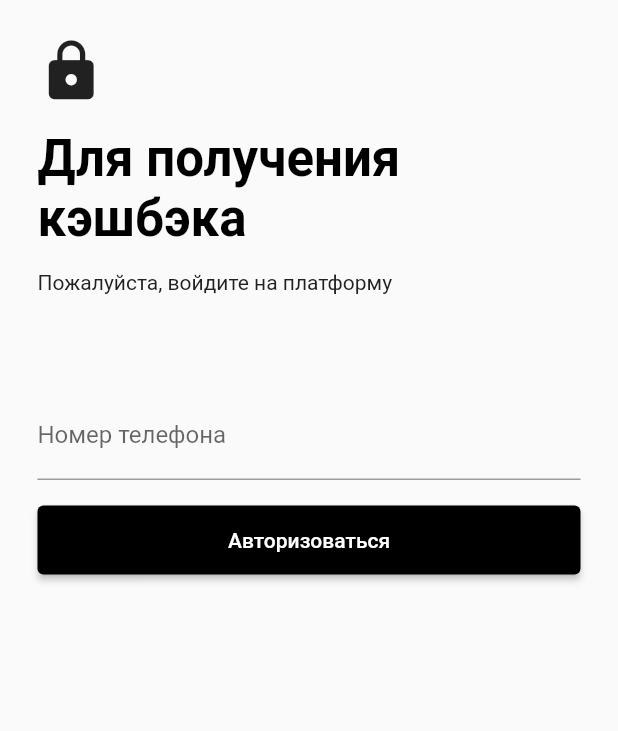
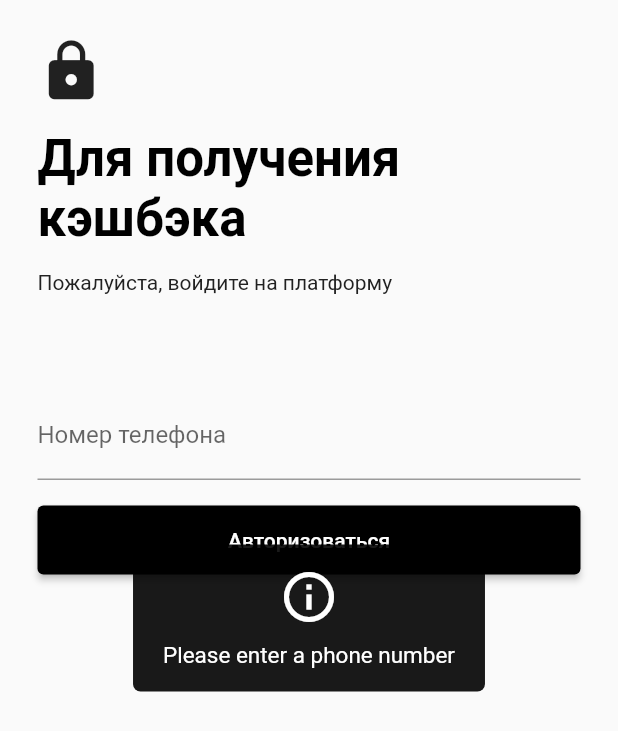
Before and after one commit to ergashevnurik/wallet_app, a Flutter app: the screen it shows after launch, after a tap on "Авторизоваться", on a phone screen of 412 x 824 dp. Shown: the top 731 px of the screen. Run offline on Flutter 3.47's test engine with Material 2 defaults, Android fonts, the phone set to English and light mode, and no system bars; our stand-ins replace country_picker, flutter_easyloading, hive, smooth_page_indicator; missing offline and left inert: animated_emoji, language_picker; accounts and stored records are empty; network calls fail.

Commit message:
login screen authorizations

```diff
--- a/lib/main.dart
+++ b/lib/main.dart
@@ -1,8 +1,27 @@
 import 'package:flutter/material.dart';
+import 'package:flutter_easyloading/flutter_easyloading.dart';
 import 'package:hive/hive.dart';
 import 'package:wallet_app/screens/home_screen.dart';
 import 'package:wallet_app/screens/login_screen.dart';
 
 void main() {
-  runApp(LoginScreen());
+  runApp(MainHandler());
 }
+
+class MainHandler extends StatelessWidget {
+  const MainHandler({Key? key}) : super(key: key);
+
+  @override
+  Widget build(BuildContext context) {
+    return MaterialApp(
+        debugShowCheckedModeBanner: false,
+        builder: EasyLoading.init(),/*(BuildContext context, Widget? widget) {
+        ErrorWidget.builder = (FlutterErrorDetails errorDetails) {
+          return CustomError(errorDetails: errorDetails);
+        };
+        return widget!;
+      },*/
+    home: LoginScreen()
+    );
+  }
+}
--- a/lib/screens/login_screen.dart
+++ b/lib/screens/login_screen.dart
@@ -1,19 +1,19 @@
+import 'package:flutter/foundation.dart';
 import 'package:flutter/material.dart';
+import 'package:flutter_easyloading/flutter_easyloading.dart';
 import 'package:http/http.dart' as http;
 import 'dart:convert';
 
 import 'package:wallet_app/screens/home_screen.dart';
 
-class User {
-  final int id;
-  final String name;
+class Subscriber {
+  final String contact;
 
-  User({required this.id, required this.name});
+  Subscriber({required this.contact});
 
-  factory User.fromJson(Map<String, dynamic> json) {
-    return User(
-      id: json['id'],
-      name: json['name'],
+  factory Subscriber.fromJson(Map<String, dynamic> json) {
+    return Subscriber(
+      contact: json['contact'],
     );
   }
 }
@@ -25,54 +25,47 @@ class LoginScreen extends StatefulWidget {
 
 class _LoginScreenState extends State<LoginScreen> {
   final TextEditingController _phoneNumberController = TextEditingController();
-  List<User> users = [];
+  List<Subscriber> subscribers = [];
+  bool _isLoggedIn = false; // Track login status
 
   Future<void> _login() async {
-    final response = await http.get(
-      Uri.parse('YOUR_BACKEND_API_URL/api/users'),
-    );
-    if (response.statusCode == 200) {
-      List<dynamic> jsonResponse = json.decode(response.body);
-      setState(() {
-        users = jsonResponse.map((user) => User.fromJson(user)).toList();
-      });
-    } else {
-      throw Exception('Failed to load users');
-    }
+    final phoneNumber = _phoneNumberController.text;
 
-    // Simulate a basic login check (replace with actual authentication logic)
-    final enteredPhoneNumber = _phoneNumberController.text;
-    final matchedUser = users.firstWhere(
-          (user) => user.name == enteredPhoneNumber,
+    if (phoneNumber.isNotEmpty) {
+      final response = await http.post(
+        Uri.parse('http://10.0.2.2:82/api/subscribers/v1/login'),
+        headers: {'Content-Type': 'application/json'},
+        body: jsonEncode(
+            {'contact': phoneNumber}
+        ),
       );
 
-    if (matchedUser != null) {
-      // User found, navigate to another screen or perform further actions
+      if (response.statusCode == 200) {
+        print('Login successful for phone number: $phoneNumber');
+        EasyLoading.showSuccess('Use in initState');
+        setState(() {
+          _isLoggedIn = true; // Update login status
+        });
+        // Navigate to another screen
         Navigator.push(
           context,
-          MaterialPageRoute(
-              builder: (context) => HomeScreen()
-          )
+          MaterialPageRoute(builder: (context) => HomeScreen()),
         );
-      print('Logged in as ${matchedUser.name}');
+        // Navigate to another screen or perform further actions
       } else {
-      // User not found, show an error message
-      Navigator.push(
-          context,
-          MaterialPageRoute(
-              builder: (context) => HomeScreen()
-          )
-      );
-      print('Login failed');
+        EasyLoading.showError('Failed with Error');
+        print('Login failed for phone number: $phoneNumber');
+      }
+    } else {
+      print('Please enter a phone number');
+      EasyLoading.showInfo('Please enter a phone number');
     }
   }
 
   @override
   Widget build(BuildContext context) {
     var width = MediaQuery.of(context).size.width;
-    return MaterialApp(
-      debugShowCheckedModeBanner: false,
-      home: Scaffold(
+    return Scaffold(
         body: SafeArea(
           child: SingleChildScrollView(
             scrollDirection: Axis.vertical,
@@ -131,7 +124,7 @@ class _LoginScreenState extends State<LoginScreen> {
                             style: ButtonStyle(
                               backgroundColor: MaterialStatePropertyAll(Colors.black)
                             ),
-                            onPressed: _login,
+                            onPressed: _isLoggedIn ? null : _login, // Disable button if already logged in
                             child: Padding(
                               padding: const EdgeInsets.symmetric(horizontal: 15, vertical: 15),
                               child: Text('Авторизоваться'),
@@ -146,8 +139,50 @@ class _LoginScreenState extends State<LoginScreen> {
               ),
           ),
         ),
-        ),
-
     );
   }
 }
+
+class CustomError extends StatelessWidget {
+  final FlutterErrorDetails errorDetails;
+
+  const CustomError({
+    Key? key,
+    required this.errorDetails,
+  }) : super(key: key);
+
+  @override
+  Widget build(BuildContext context) {
+    return Scaffold(
+      backgroundColor: Colors.white,
+      body: Padding(
+        padding: const EdgeInsets.all(16.0),
+        child: Column(
+          mainAxisAlignment: MainAxisAlignment.center,
+          children: [
+            Image.asset(
+                'assets/images/error_illustration.png'),
+            Text(
+              kDebugMode
+                  ? errorDetails.summary.toString()
+                  : 'Oups! Something went wrong!',
+              textAlign: TextAlign.center,
+              style: const TextStyle(
+                  color: kDebugMode ? Colors.red : Colors.black,
+                  fontWeight: FontWeight.bold,
+                  fontSize: 21),
+            ),
+            const SizedBox(height: 12),
+            const Text(
+              kDebugMode
+                  ? 'https://docs.flutter.dev/testing/errors'
+                  : "We encountered an error and we've notified our engineering team about it. Sorry for the inconvenience caused.",
+              textAlign: TextAlign.center,
+              style: TextStyle(color: Colors.black, fontSize: 14),
+            ),
+          ],
+        ),
+      ),
+    );
+  }
+}
--- a/pubspec.yaml
+++ b/pubspec.yaml
@@ -50,6 +50,7 @@ dependencies:
   page_transition:
   country_picker:
   language_picker:
+  flutter_easyloading:
 
 dev_dependencies:
   flutter_test:
```
Also changed, not shown: pubspec.lock. Lines whose indentation alone changed are shown as unchanged.
